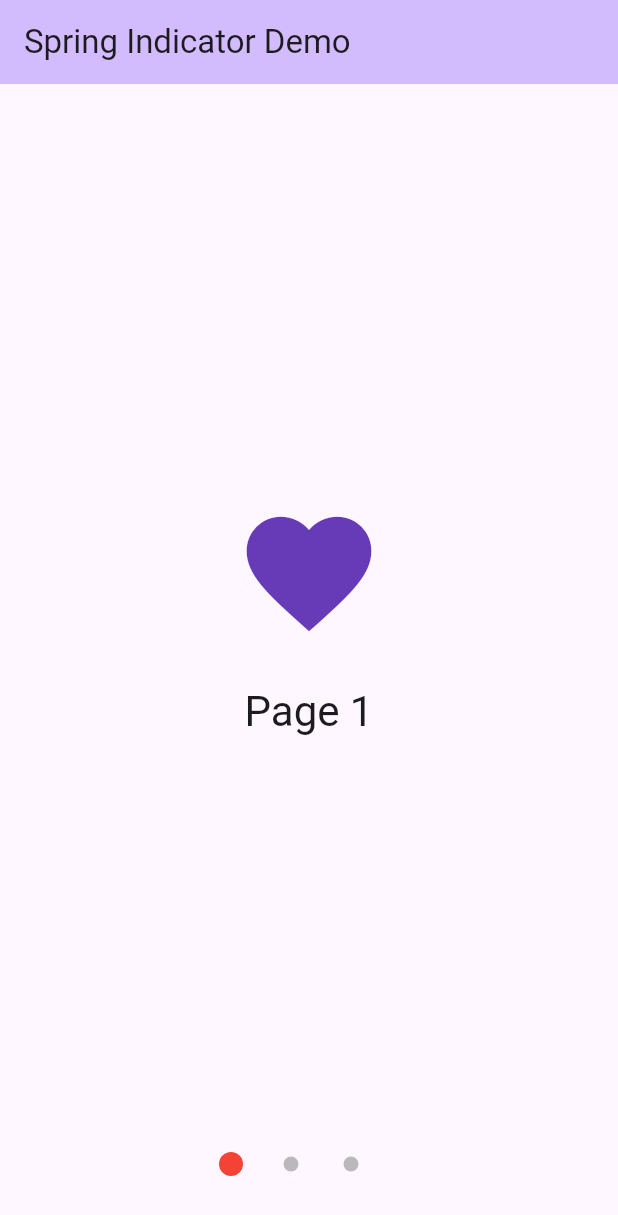
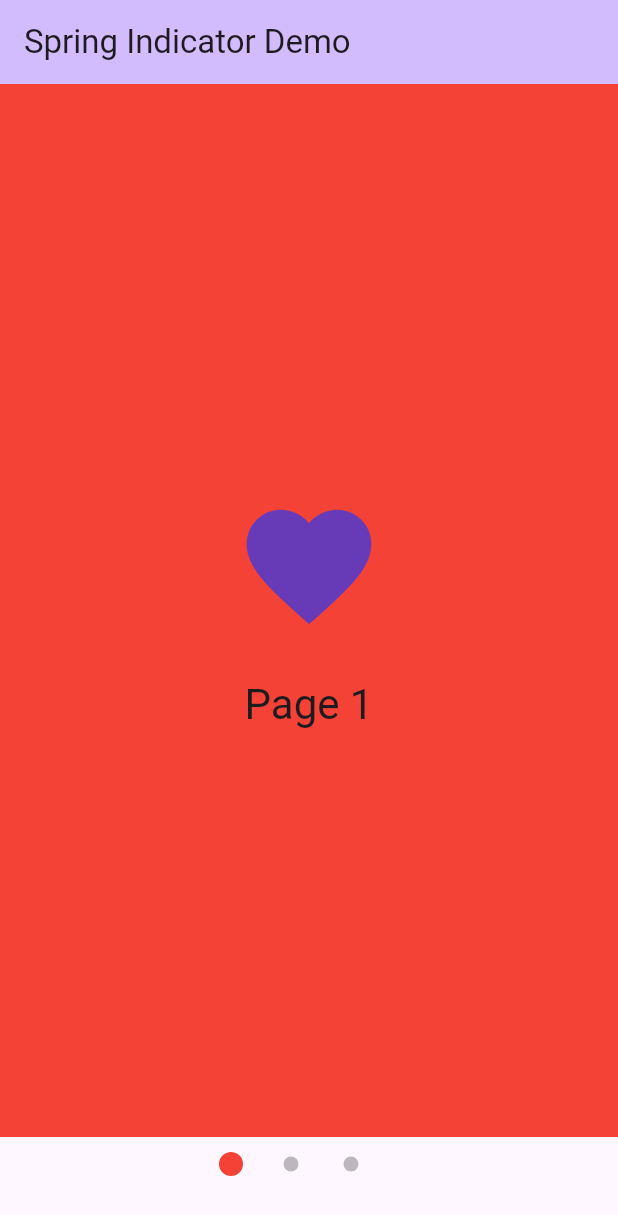
Before and after one commit to olliaustor/spring_indicator, a Flutter app: the screen it shows after launch, on a phone screen of 412 x 824 dp. Shown: the top 1215 px of the screen. Run offline on Flutter 3.47's test engine with Material 3 defaults, Android fonts, the phone set to English and light mode, and no system bars.

Commit message:
Updated example app to have colored tab pages

```diff
--- a/example/lib/main.dart
+++ b/example/lib/main.dart
@@ -37,14 +37,17 @@ class _MyHomePageState extends State<MyHomePage> {
     _DemoPage(
       title: 'Page 1',
       icon: Icons.favorite,
+      color: Colors.red,
     ),
     _DemoPage(
       title: 'Page 2',
       icon: Icons.star,
+      color: Colors.green,
     ),
     _DemoPage(
       title: 'Page 3',
       icon: Icons.home,
+      color: Colors.blue,
     ),
   ];
 
@@ -74,13 +77,14 @@ class _MyHomePageState extends State<MyHomePage> {
           ),
           Padding(
             padding: const EdgeInsets.only(
+              top: 10,
               bottom: 40,
             ),
             child: SpringIndicator(
               controller: _controller,
               itemCount: pages.length,
               color: Colors.deepPurple,
-              colors: [Colors.red, Colors.green, Colors.blue],
+              colors: pages.map((p) => p.color).toList(),
               inactiveColor: Colors.black26,
             ),
           ),
@@ -91,18 +95,20 @@ class _MyHomePageState extends State<MyHomePage> {
 }
 
 class _DemoPage extends StatelessWidget {
-  const _DemoPage({
-    required this.title,
-    required this.icon,
-  });
+  const _DemoPage(
+      {required this.title, required this.icon, required this.color});
 
   final String title;
 
   final IconData icon;
 
+  final Color color;
+
   @override
   Widget build(BuildContext context) {
-    return Center(
+    return ColoredBox(
+      color: color,
+      child: Center(
         child: Column(
           mainAxisAlignment: MainAxisAlignment.center,
           children: [
@@ -120,6 +126,7 @@ class _DemoPage extends StatelessWidget {
             ),
           ],
         ),
+      ),
     );
   }
 }
```
Lines whose indentation alone changed are shown as unchanged.
